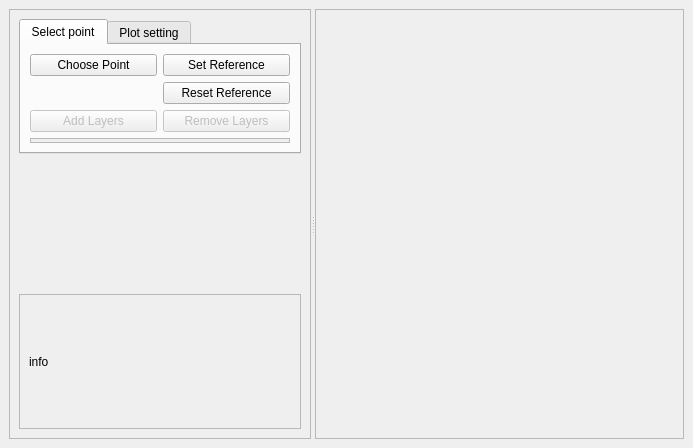
Old version of the form insar_explorer_dockwidget_base.ui in the repository luhipi/insar-explorer.
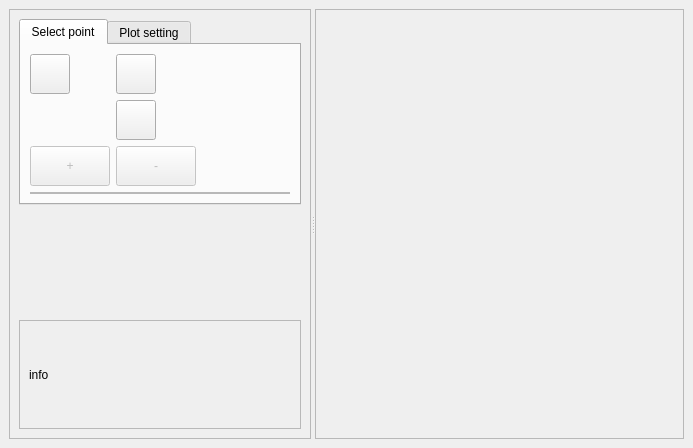
New version of the form. Icons and pictures are not drawn.

Commit message: add icon to choose point push buttons

What changed in the file:
```diff
--- a/insar_explorer_dockwidget_base.ui
+++ b/insar_explorer_dockwidget_base.ui
@@ -82,56 +82,189 @@
                <layout class="QVBoxLayout" name="verticalLayout_5">
                 <item>
                  <layout class="QGridLayout" name="gridLayout_3">
-                  <item row="2" column="0">
-                   <widget class="QPushButton" name="pb_add_layers">
-                    <property name="enabled">
-                     <bool>false</bool>
-                    </property>
-                    <property name="text">
-                     <string>Add Layers</string>
-                    </property>
-                   </widget>
-                  </item>
                   <item row="2" column="1">
                    <widget class="QPushButton" name="pb_remove_layers">
                     <property name="enabled">
                      <bool>false</bool>
                     </property>
+                    <property name="sizePolicy">
+                     <sizepolicy hsizetype="Fixed" vsizetype="Fixed">
+                      <horstretch>0</horstretch>
+                      <verstretch>0</verstretch>
+                     </sizepolicy>
+                    </property>
+                    <property name="minimumSize">
+                     <size>
+                      <width>40</width>
+                      <height>40</height>
+                     </size>
+                    </property>
+                    <property name="toolTip">
+                     <string>Remove Layer</string>
+                    </property>
                     <property name="text">
-                     <string>Remove Layers</string>
+                     <string>-</string>
+                    </property>
+                    <property name="iconSize">
+                     <size>
+                      <width>20</width>
+                      <height>20</height>
+                     </size>
+                    </property>
+                    <property name="shortcut">
+                     <string/>
+                    </property>
+                   </widget>
+                  </item>
+                  <item row="0" column="1">
+                   <widget class="QPushButton" name="pb_set_reference">
+                    <property name="enabled">
+                     <bool>true</bool>
+                    </property>
+                    <property name="sizePolicy">
+                     <sizepolicy hsizetype="Fixed" vsizetype="Fixed">
+                      <horstretch>0</horstretch>
+                      <verstretch>0</verstretch>
+                     </sizepolicy>
+                    </property>
+                    <property name="minimumSize">
+                     <size>
+                      <width>40</width>
+                      <height>40</height>
+                     </size>
+                    </property>
+                    <property name="toolTip">
+                     <string>Set Reference Point</string>
+                    </property>
+                    <property name="text">
+                     <string/>
+                    </property>
+                    <property name="icon">
+                     <iconset resource="resources.qrc">
+                      <normaloff>:/icons/icons/reference_point.png</normaloff>:/icons/icons/reference_point.png</iconset>
+                    </property>
+                    <property name="iconSize">
+                     <size>
+                      <width>20</width>
+                      <height>20</height>
+                     </size>
+                    </property>
+                    <property name="checkable">
+                     <bool>true</bool>
                     </property>
                    </widget>
                   </item>
                   <item row="0" column="0">
                    <widget class="QPushButton" name="pb_choose_point">
-                    <property name="text">
+                    <property name="sizePolicy">
+                     <sizepolicy hsizetype="Fixed" vsizetype="Fixed">
+                      <horstretch>0</horstretch>
+                      <verstretch>0</verstretch>
+                     </sizepolicy>
+                    </property>
+                    <property name="minimumSize">
+                     <size>
+                      <width>40</width>
+                      <height>40</height>
+                     </size>
+                    </property>
+                    <property name="toolTip">
                      <string>Choose Point</string>
                     </property>
+                    <property name="text">
+                     <string/>
+                    </property>
+                    <property name="icon">
+                     <iconset resource="resources.qrc">
+                      <normaloff>:/icons/icons/select_point.png</normaloff>:/icons/icons/select_point.png</iconset>
+                    </property>
+                    <property name="iconSize">
+                     <size>
+                      <width>20</width>
+                      <height>20</height>
+                     </size>
+                    </property>
                     <property name="checkable">
                      <bool>true</bool>
                     </property>
                    </widget>
                   </item>
-                  <item row="0" column="1">
-                   <widget class="QPushButton" name="pb_set_reference">
+                  <item row="2" column="0">
+                   <widget class="QPushButton" name="pb_add_layers">
                     <property name="enabled">
-                     <bool>true</bool>
+                     <bool>false</bool>
+                    </property>
+                    <property name="sizePolicy">
+                     <sizepolicy hsizetype="Fixed" vsizetype="Fixed">
+                      <horstretch>0</horstretch>
+                      <verstretch>0</verstretch>
+                     </sizepolicy>
+                    </property>
+                    <property name="minimumSize">
+                     <size>
+                      <width>40</width>
+                      <height>40</height>
+                     </size>
+                    </property>
+                    <property name="toolTip">
+                     <string>Add Layer</string>
                     </property>
                     <property name="text">
-                     <string>Set Reference</string>
+                     <string>+</string>
                     </property>
-                    <property name="checkable">
-                     <bool>true</bool>
+                    <property name="iconSize">
+                     <size>
+                      <width>20</width>
+                      <height>20</height>
+                     </size>
                     </property>
                    </widget>
                   </item>
                   <item row="1" column="1">
                    <widget class="QPushButton" name="pb_reset_reference">
+                    <property name="sizePolicy">
+                     <sizepolicy hsizetype="Fixed" vsizetype="Fixed">
+                      <horstretch>0</horstretch>
+                      <verstretch>0</verstretch>
+                     </sizepolicy>
+                    </property>
+                    <property name="minimumSize">
+                     <size>
+                      <width>40</width>
+                      <height>40</height>
+                     </size>
+                    </property>
+                    <property name="toolTip">
+                     <string>Reset Reference Point</string>
+                    </property>
                     <property name="text">
-                     <string>Reset Reference</string>
+                     <string/>
+                    </property>
+                    <property name="icon">
+                     <iconset resource="resources.qrc">
+                      <normaloff>:/icons/icons/reset_reference_point.png</normaloff>:/icons/icons/reset_reference_point.png</iconset>
+                    </property>
+                    <property name="iconSize">
+                     <size>
+                      <width>20</width>
+                      <height>20</height>
+                     </size>
                     </property>
                    </widget>
                   </item>
+                  <item row="1" column="2">
+                   <spacer name="horizontalSpacer_2">
+                    <property name="orientation">
+                     <enum>Qt::Horizontal</enum>
+                    </property>
+                    <property name="sizeHint" stdset="0">
+                     <size>
+                      <width>40</width>
+                      <height>20</height>
+                     </size>
+                    </property>
+                   </spacer>
+                  </item>
                  </layout>
                 </item>
                 <item>
@@ -208,7 +341,7 @@
                       </size>
                      </property>
                      <property name="toolTip">
-                      <string>Replicate time series</string>
+                      <string>Replicate Time Series</string>
                      </property>
                      <property name="toolTipDuration">
                       <number>3000</number>
@@ -283,7 +416,7 @@
                       <bool>false</bool>
                      </property>
                      <property name="toolTip">
-                      <string>no fit</string>
+                      <string>No Fit</string>
                      </property>
                      <property name="toolTipDuration">
                       <number>3000</number>
@@ -326,7 +459,7 @@
                       <bool>false</bool>
                      </property>
                      <property name="toolTip">
-                      <string>1st order polynomial</string>
+                      <string>1st Order Polynomial</string>
                      </property>
                      <property name="toolTipDuration">
                       <number>3000</number>
@@ -371,7 +504,7 @@
                       </size>
                      </property>
                      <property name="toolTip">
-                      <string>2nd order polynomial</string>
+                      <string>2nd Order Polynomial</string>
                      </property>
                      <property name="toolTipDuration">
                       <number>3000</number>
@@ -419,7 +552,7 @@
                       </size>
                      </property>
                      <property name="toolTip">
-                      <string>3rd order polynomial</string>
+                      <string>3rd Order Polynomial</string>
                      </property>
                      <property name="toolTipDuration">
                       <number>3000</number>
@@ -580,7 +713,7 @@
                  <x>0</x>
                  <y>0</y>
                  <width>295</width>
-                 <height>96</height>
+                 <height>84</height>
                 </rect>
                </property>
                <layout class="QVBoxLayout" name="verticalLayout_6">
```
The commit also changes 2 other files.
